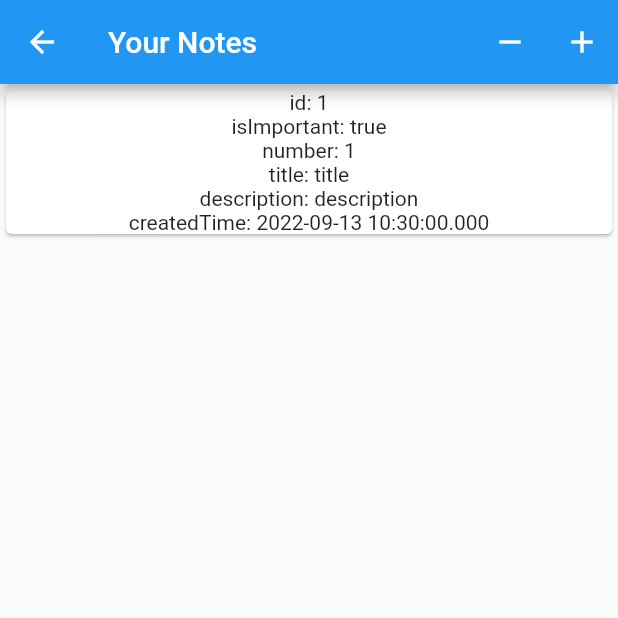
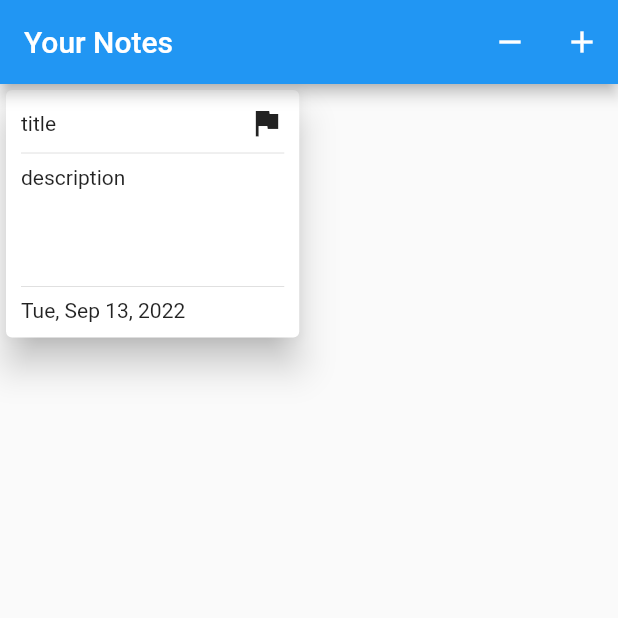
Before and after one commit to RodrigoNP3/SQLite_Notepad, a Flutter app: the MainScreen screen opened directly, after a tap on the "add" icon, on a phone screen of 412 x 824 dp, the top half of it. Run offline on Flutter 3.47's test engine with Material 2 defaults, Android fonts, the phone set to English and light mode, and no system bars; our stand-ins replace sqflite; accounts and stored records are empty.

Commit message:
gridview_notes

```diff
--- a/lib/main.dart
+++ b/lib/main.dart
@@ -19,7 +19,7 @@ class MyApp extends StatelessWidget {
       theme: ThemeData(
         primarySwatch: Colors.blue,
       ),
-      home: AddEditNoteScreen(),
+      home: const MainScreen(),
     );
   }
 }
--- a/lib/model/note.dart
+++ b/lib/model/note.dart
@@ -10,12 +10,12 @@ class NoteFields {
     time,
   ];
 
-  static final String id = '_id';
-  static final String isImportant = '_isImportant';
-  static final String number = '_number';
-  static final String title = '_title';
-  static final String description = '_description';
-  static final String time = '_time';
+  static String id = '_id';
+  static String isImportant = '_isImportant';
+  static String number = '_number';
+  static String title = '_title';
+  static String description = '_description';
+  static String time = '_time';
 }
 
 class Note {
--- a/lib/notes_database.dart
+++ b/lib/notes_database.dart
@@ -26,19 +26,19 @@ class NotesDatabase {
   }
 
   Future _createDB(Database db, int version) async {
-    final idType = 'INTEGER PRIMARY KEY AUTOINCREMENT';
-    final textType = 'TEXT NOT NULL';
-    final boolType = 'BOOLEAN NOT NULL';
-    final integerType = 'INTEGER NOT NULL';
+    const idType = 'INTEGER PRIMARY KEY AUTOINCREMENT';
+    const textType = 'TEXT NOT NULL';
+    const boolType = 'BOOLEAN NOT NULL';
+    const integerType = 'INTEGER NOT NULL';
 
     await db.execute('''
 CREATE TABLE $tableNotes (
-  ${NoteFields.id} $idType,
-  ${NoteFields.isImportant} $boolType,
-  ${NoteFields.number} $integerType,
-  ${NoteFields.title} $textType,
-  ${NoteFields.description} $textType,
-  ${NoteFields.time} $textType
+  _id $idType,
+  _isImportant $boolType,
+  _number $integerType,
+  _title $textType,
+  _description $textType,
+  _time $textType
   )
 ''');
   }
@@ -102,7 +102,6 @@ CREATE TABLE $tableNotes (
 
   Future close() async {
     final db = await instance.database;
-
     db.close();
   }
 }
--- a/lib/screens/MainScreen.dart
+++ b/lib/screens/MainScreen.dart
@@ -1,8 +1,11 @@
 import 'package:flutter/material.dart';
 import 'package:sqlite_notepad/model/note.dart';
+import 'package:flutter_staggered_grid_view/flutter_staggered_grid_view.dart';
 
 import '../notes_database.dart';
 import 'package:sqflite/sqflite.dart';
+
+import '../widgets/notes_list.dart';
 
 class MainScreen extends StatefulWidget {
   const MainScreen({Key? key}) : super(key: key);
@@ -12,8 +15,13 @@ class MainScreen extends StatefulWidget {
 }
 
 class _MainScreenState extends State<MainScreen> {
-  late List<Note> notes = [];
+  late List<Note> _notes = [];
   bool isLoading = false;
+
+  Future closeDB() async {
+    await NotesDatabase.instance.close();
+    refreshNotes();
+  }
 
   Future addNote() async {
     final note = Note(
@@ -42,7 +50,7 @@ class _MainScreenState extends State<MainScreen> {
 
   Future refreshNotes() async {
     setState(() => isLoading = true);
-    this.notes = await NotesDatabase.instance.readAllNotes();
+    this._notes = await NotesDatabase.instance.readAllNotes();
     setState(() => isLoading = false);
   }
 
@@ -53,7 +61,7 @@ class _MainScreenState extends State<MainScreen> {
         title: const Text('Your Notes'),
         actions: [
           IconButton(
-            onPressed: () {},
+            onPressed: closeDB,
             icon: const Icon(Icons.remove),
           ),
           IconButton(
@@ -62,28 +70,8 @@ class _MainScreenState extends State<MainScreen> {
           ),
         ],
       ),
-      body: Container(
-        width: double.maxFinite,
-        height: 300,
-        child: notes.isNotEmpty
-            ? ListView.builder(
-                itemCount: notes.length,
-                itemBuilder: (context, index) {
-                  return Card(
-                    child: Column(
-                      children: [
-                        Text('id: ${notes[index].id}'),
-                        Text('isImportant: ${notes[index].isImportant}'),
-                        Text('number: ${notes[index].number}'),
-                        Text('title: ${notes[index].title}'),
-                        Text('description: ${notes[index].description}'),
-                        Text('createdTime: ${notes[index].createdTime}'),
-                      ],
-                    ),
-                  );
-                },
-              )
-            : const Text('NO NOTES ADDED YET'),
+      body: NotesList(
+        notes: _notes,
       ),
     );
   }
--- /dev/null
+++ b/lib/widgets/notes_list.dart
@@ -0,0 +1,66 @@
+import 'package:flutter/material.dart';
+import 'package:flutter_staggered_grid_view/flutter_staggered_grid_view.dart';
+import 'package:intl/intl.dart';
+import 'package:sqlite_notepad/model/note.dart';
+
+class NotesList extends StatefulWidget {
+  List<Note> notes;
+
+  NotesList({Key? key, required this.notes}) : super(key: key);
+
+  @override
+  State<NotesList> createState() => _NotesListState();
+}
+
+class _NotesListState extends State<NotesList> {
+  @override
+  Widget build(BuildContext context) {
+    return Container(
+      width: double.maxFinite,
+      height: double.infinity,
+      child: widget.notes.isNotEmpty
+          ? MasonryGridView.count(
+              itemCount: widget.notes.length,
+              crossAxisCount: 2,
+              mainAxisSpacing: 5,
+              crossAxisSpacing: 5,
+              itemBuilder: (context, index) {
+                return Card(
+                  elevation: 10,
+                  child: Container(
+                    padding: const EdgeInsets.all(10),
+                    height: (widget.notes[index].description.length < 50)
+                        ? widget.notes[index].description.length * 15
+                        : 300,
+                    child: Column(
+                      crossAxisAlignment: CrossAxisAlignment.start,
+                      children: [
+                        Row(
+                          mainAxisAlignment: MainAxisAlignment.spaceBetween,
+                          children: [
+                            Text(widget.notes[index].title),
+                            widget.notes[index].isImportant
+                                ? const Icon(Icons.flag)
+                                : Container()
+                          ],
+                        ),
+                        const Divider(),
+                        Expanded(
+                          child: Container(
+                              child: Text(widget.notes[index].description)),
+                        ),
+                        const Divider(),
+                        Text(
+                          DateFormat.yMMMEd()
+                              .format(widget.notes[index].createdTime),
+                        ),
+                      ],
+                    ),
+                  ),
+                );
+              },
+            )
+          : const Text('NO NOTES ADDED YET'),
+    );
+  }
+}
--- a/pubspec.yaml
+++ b/pubspec.yaml
@@ -30,6 +30,8 @@ dependencies:
   flutter:
     sdk: flutter
   sqflite: ^2.0.3+1
+  flutter_staggered_grid_view: ^0.6.2
+  intl: ^0.17.0
 
 
   # The following adds the Cupertino Icons font to your application.
```
Also changed, not shown: pubspec.lock.
